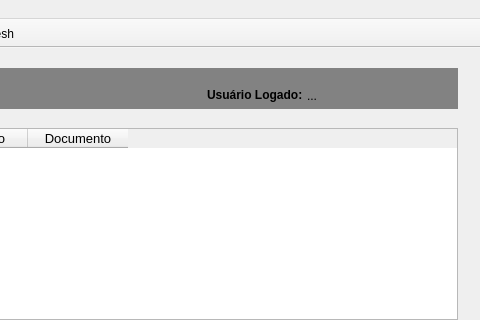
Qt form gui/principal.ui (Luciosalomao/CursoQtDesigner) before a commit; both pictures show x 293 to 773 and y 0 to 320 of the 773 by 600 pixel window.
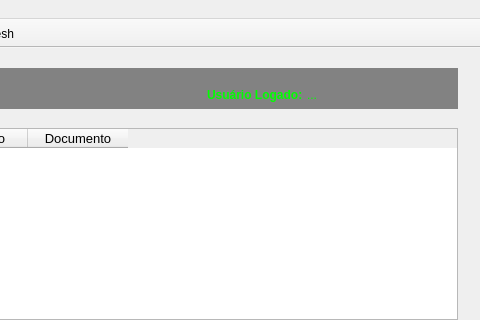
The same form after that commit. Icons and pictures are not drawn.

Commit message: Alteração da cor label usuário logado

The edit to the form file:
```diff
--- a/gui/principal.ui
+++ b/gui/principal.ui
@@ -71,15 +71,15 @@
      </font>
     </property>
     <property name="text">
-     <string>&lt;html&gt;&lt;head/&gt;&lt;body&gt;&lt;p&gt;&lt;span style=&quot; font-weight:700;&quot;&gt;Usuário Logado:&lt;/span&gt;&lt;/p&gt;&lt;/body&gt;&lt;/html&gt;</string>
+     <string>&lt;html&gt;&lt;head/&gt;&lt;body&gt;&lt;p&gt;&lt;span style=&quot; font-weight:700; color:#00ff00;&quot;&gt;Usuário Logado:&lt;/span&gt;&lt;/p&gt;&lt;/body&gt;&lt;/html&gt;</string>
     </property>
    </widget>
    <widget class="QLabel" name="lbl_logado">
     <property name="geometry">
      <rect>
       <x>600</x>
-      <y>40</y>
-      <width>49</width>
+      <y>39</y>
+      <width>141</width>
       <height>16</height>
      </rect>
     </property>
@@ -89,7 +89,7 @@
      </font>
     </property>
     <property name="text">
-     <string>...</string>
+     <string>&lt;html&gt;&lt;head/&gt;&lt;body&gt;&lt;p&gt;&lt;span style=&quot; color:#00ff00;&quot;&gt;...&lt;/span&gt;&lt;/p&gt;&lt;/body&gt;&lt;/html&gt;</string>
     </property>
    </widget>
    <widget class="QTableWidget" name="tableWidget">
```
Left out of the diff: 10 changed lines with no effect on the pictures. The commit also changes 5 other files.
